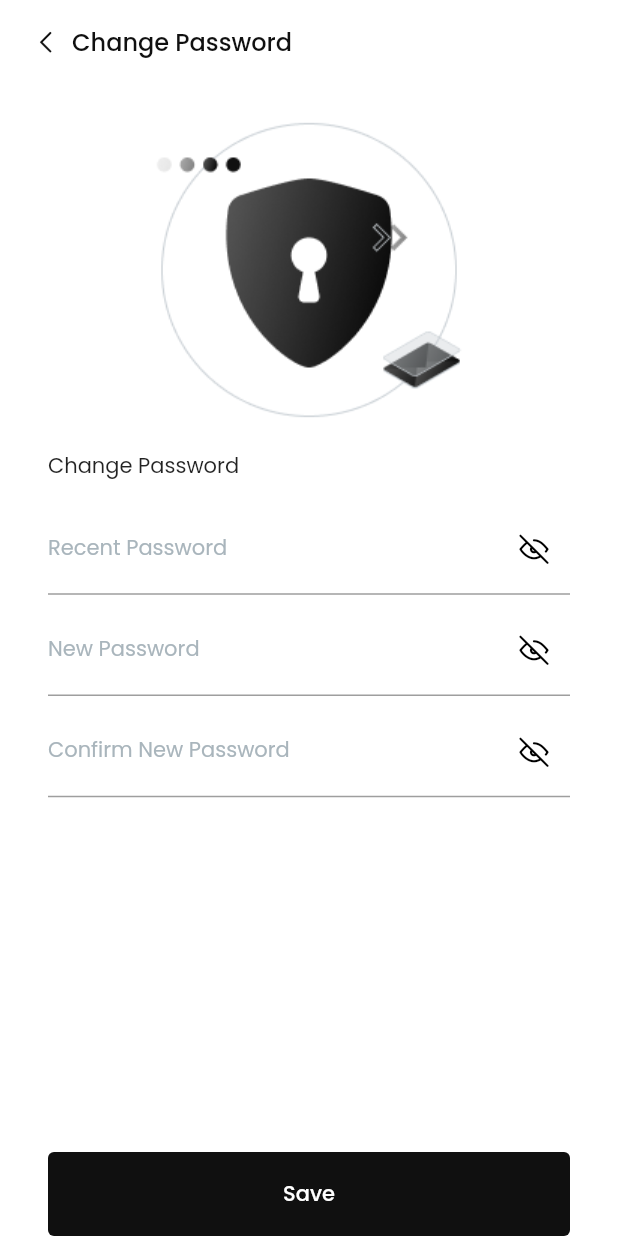
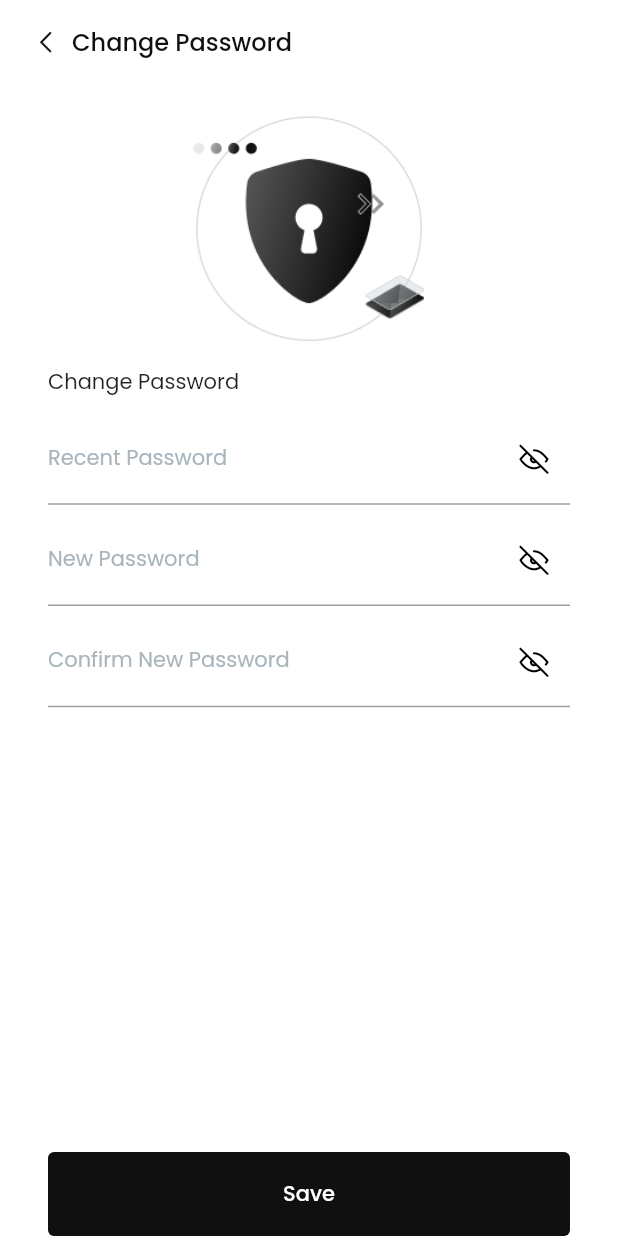
Before and after one commit to melodistic/Melodistic-App, a Flutter app: the SettingPasswordScreen screen opened by its route, on a phone screen of 412 x 824 dp. Run offline on Flutter 3.47's test engine with Material 2 defaults, Android fonts, the light colour scheme and no system bars; our stand-ins replace dio, dotted_border, file_picker, flutter_spinkit, get, google_sign_in and 4 more; missing offline and left inert: any_link_preview; accounts and stored records are empty.

Commit message:
[MEL-191] reduce height of image

```diff
--- a/lib/screens/setting/password.screen.dart
+++ b/lib/screens/setting/password.screen.dart
@@ -32,13 +32,16 @@ class SettingPasswordScreen extends StatelessWidget {
                 child: Column(
                   crossAxisAlignment: CrossAxisAlignment.center,
                   children: <Widget>[
-                    Image.asset('assets/images/forget_pwd.png'),
+                    Image.asset(
+                      'assets/images/forget_pwd.png',
+                      height: 180,
+                    ),
                     Expanded(
                       child: Column(
                         crossAxisAlignment: CrossAxisAlignment.start,
                         children: <Widget>[
                           const Text('Change Password', style: kBody2),
-                          kSizedBoxVerticalXS,
+                          kSizedBoxVerticalXXS,
                           TextFieldWidget(
                             controller: _passwordController,
                             hintTitle: 'Recent Password',
```
